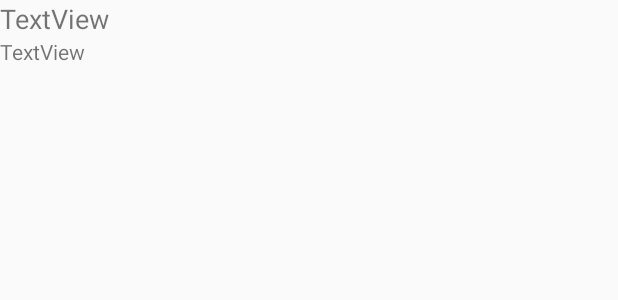
After one commit to nothaldir/HETIC-Bart-Project, an Android app: the layout list_layout.xml on its own in the app's theme, with its tools: preview values and no code run, on a phone screen of 412 x 824 dp. The commit adds this screen. Shown: the top 300 px of the screen. Run offline under Robolectric (Android 15) with nearby library versions, the phone set to English and light mode, and no system bars.

```diff
--- /dev/null
+++ b/app/src/main/res/layout/list_layout.xml
@@ -0,0 +1,19 @@
+<?xml version="1.0" encoding="utf-8"?>
+<LinearLayout
+    xmlns:android="http://schemas.android.com/apk/res/android" android:layout_width="match_parent"
+    android:layout_height="match_parent"
+    android:orientation="vertical">
+
+    <TextView
+        android:id="@+id/textViewDesc"
+        android:layout_width="match_parent"
+        android:layout_height="wrap_content"
+        android:text="TextView"
+        android:textSize="18sp" />
+
+    <TextView
+        android:id="@+id/textViewTitre"
+        android:layout_width="match_parent"
+        android:layout_height="wrap_content"
+        android:text="TextView" />
+</LinearLayout>
```
Also changed, not shown: app/src/main/java/com/hetic/hetic_e18_bart/CreateDealActivity.java (+47 -5 lines), app/src/main/java/com/hetic/hetic_e18_bart/DealList.java (added, +46 -0 lines), app/src/main/res/layout/activity_create_deal.xml (+9 -0 lines).
